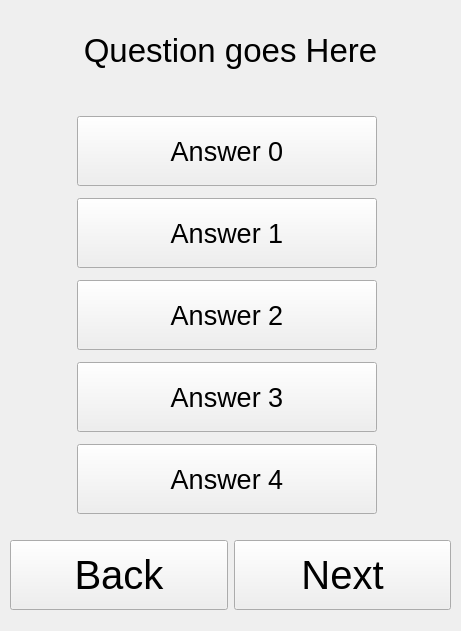
First picture: the form in umati/UmatiSurveyTaskView.ui, repository kheimerl/umati, before the edit.
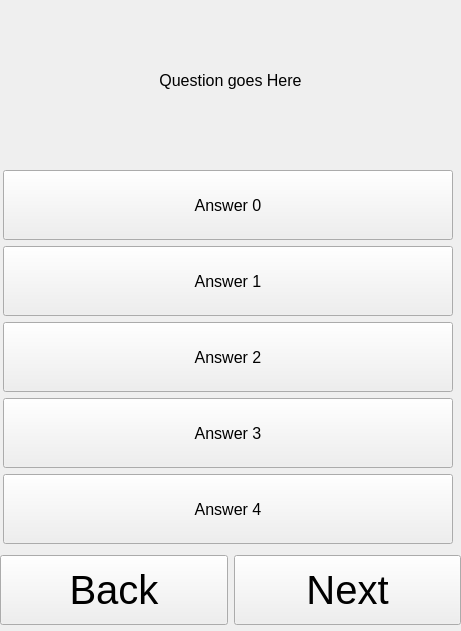
Second picture: the form after the edit.

Diff of the .ui file:
```diff
--- a/umati/UmatiSurveyTaskView.ui
+++ b/umati/UmatiSurveyTaskView.ui
@@ -19,12 +19,12 @@
      <x>0</x>
      <y>10</y>
      <width>461</width>
-     <height>81</height>
+     <height>141</height>
     </rect>
    </property>
    <property name="font">
     <font>
-     <pointsize>25</pointsize>
+     <pointsize>12</pointsize>
     </font>
    </property>
    <property name="text">
@@ -40,10 +40,10 @@
   <widget class="QWidget" name="gridLayoutWidget">
    <property name="geometry">
     <rect>
-     <x>10</x>
-     <y>530</y>
-     <width>441</width>
-     <height>91</height>
+     <x>0</x>
+     <y>550</y>
+     <width>461</width>
+     <height>81</height>
     </rect>
    </property>
    <layout class="QGridLayout" name="gridLayout">
@@ -89,9 +89,9 @@
    <property name="geometry">
     <rect>
      <x>2</x>
-     <y>110</y>
-     <width>451</width>
-     <height>411</height>
+     <y>170</y>
+     <width>452</width>
+     <height>376</height>
     </rect>
    </property>
    <layout class="QGridLayout" name="gridLayout_2">
@@ -105,7 +105,7 @@
       </property>
       <property name="minimumSize">
        <size>
-        <width>300</width>
+        <width>450</width>
         <height>70</height>
        </size>
       </property>
@@ -117,7 +117,7 @@
       </property>
       <property name="font">
        <font>
-        <pointsize>20</pointsize>
+        <pointsize>12</pointsize>
        </font>
       </property>
       <property name="layoutDirection">
@@ -144,7 +144,7 @@
       </property>
       <property name="minimumSize">
        <size>
-        <width>300</width>
+        <width>450</width>
         <height>70</height>
        </size>
       </property>
@@ -156,7 +156,7 @@
       </property>
       <property name="font">
        <font>
-        <pointsize>20</pointsize>
+        <pointsize>12</pointsize>
        </font>
       </property>
       <property name="layoutDirection">
@@ -183,7 +183,7 @@
       </property>
       <property name="minimumSize">
        <size>
-        <width>300</width>
+        <width>450</width>
         <height>70</height>
        </size>
       </property>
@@ -195,7 +195,7 @@
       </property>
       <property name="font">
        <font>
-        <pointsize>20</pointsize>
+        <pointsize>12</pointsize>
        </font>
       </property>
       <property name="layoutDirection">
@@ -222,7 +222,7 @@
       </property>
       <property name="minimumSize">
        <size>
-        <width>300</width>
+        <width>450</width>
         <height>70</height>
        </size>
       </property>
@@ -234,7 +234,7 @@
       </property>
       <property name="font">
        <font>
-        <pointsize>20</pointsize>
+        <pointsize>12</pointsize>
        </font>
       </property>
       <property name="layoutDirection">
@@ -261,7 +261,7 @@
       </property>
       <property name="minimumSize">
        <size>
-        <width>300</width>
+        <width>450</width>
         <height>70</height>
        </size>
       </property>
@@ -273,7 +273,7 @@
       </property>
       <property name="font">
        <font>
-        <pointsize>20</pointsize>
+        <pointsize>12</pointsize>
        </font>
       </property>
       <property name="layoutDirection">
```
